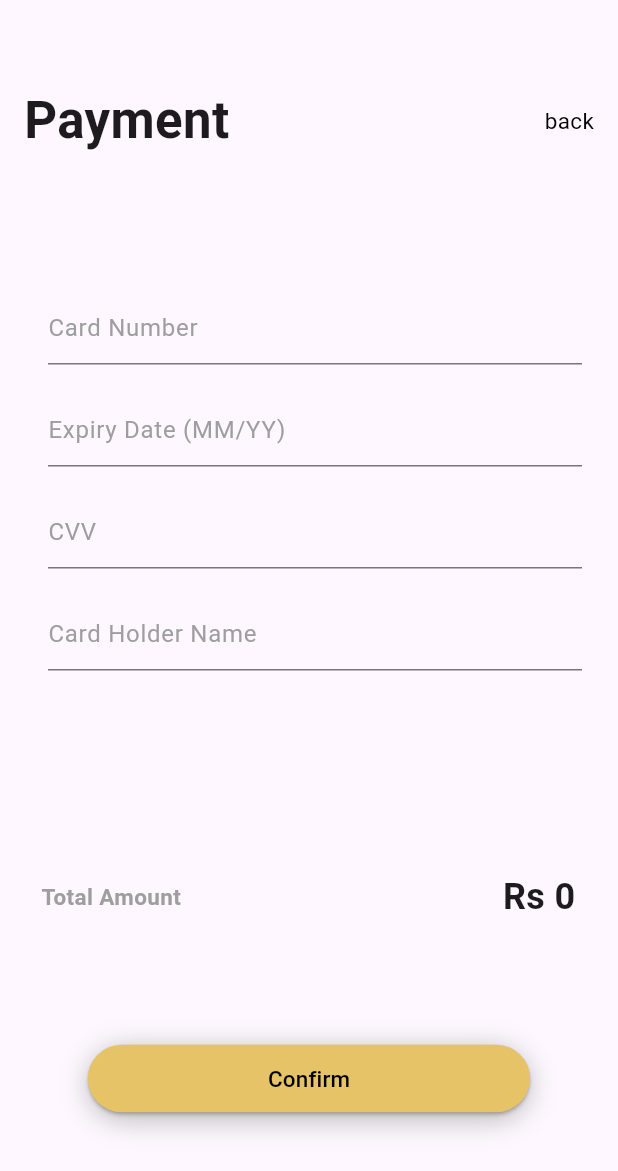
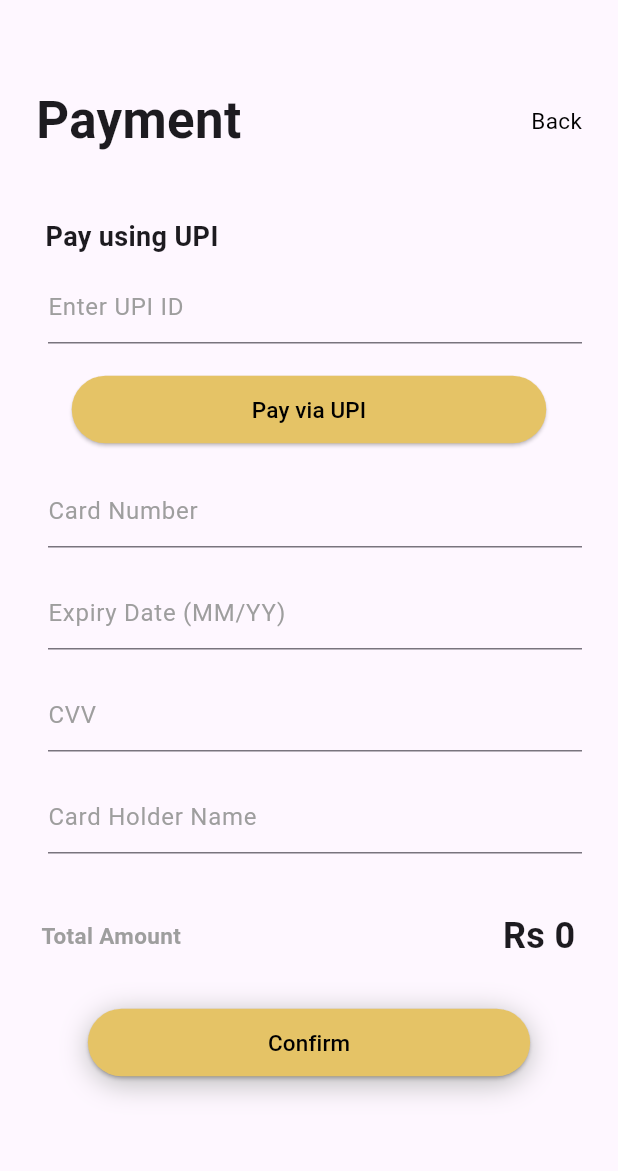
Before and after one commit to rupss14/slay, a Flutter app: the PaymentScreen screen opened directly with empty values, on a phone screen of 412 x 824 dp. Shown: the top 1171 px of the screen. Run offline on Flutter 3.47's test engine with Material 3 defaults, Android fonts, the light colour scheme and no system bars; our stand-ins replace animated_text_kit, curved_navigation_bar, flutter_card_swiper, flutter_slidable, fluttericon, image_picker.

Commit message:
init commit

```diff
--- a/lib/main.dart
+++ b/lib/main.dart
@@ -7,6 +7,7 @@ import 'package:slay/screens/register_screen.dart';
 import 'package:slay/screens/onboarding_screen.dart';
 import 'package:slay/screens/shipment_page.dart';
 import 'package:slay/screens/splash_screen.dart';
+import 'package:slay/screens/swipe_to_style.dart';
 
 void main(){
   runApp(MyApp());
@@ -23,7 +24,7 @@ class MyApp extends StatelessWidget {
       theme: ThemeData(
         primaryColor:Color(0xFF4a790),
       ),
-      home: SplashScreen(),
+      home:HomePage(),
     );
   }
 }
--- a/lib/screens/payment_page.dart
+++ b/lib/screens/payment_page.dart
@@ -15,12 +15,14 @@ class _PaymentScreenState extends State<PaymentScreen> {
   String expiryDate = '';
   String cvv = '';
   String cardHolderName = '';
+  String upiId = ''; // State for UPI ID
 
   @override
   Widget build(BuildContext context) {
     return Scaffold(
+      resizeToAvoidBottomInset: true, // Ensures keyboard does not overlap content
       body: SafeArea(
-        child: Padding(
+        child: SingleChildScrollView( // Wrap the entire content in a SingleChildScrollView
           padding: const EdgeInsets.all(16.0),
           child: Column(
             crossAxisAlignment: CrossAxisAlignment.start,
@@ -29,38 +31,40 @@ class _PaymentScreenState extends State<PaymentScreen> {
               Row(
                 mainAxisAlignment: MainAxisAlignment.spaceBetween,
                 children: [
-                  Text(
+                  Padding(
+                    padding: const EdgeInsets.only(left: 8.0),
+                    child: Text(
                       "Payment",
                       style: TextStyle(
                         fontSize: 34,
                         fontWeight: FontWeight.bold,
                       ),
                     ),
+                  ),
                   GestureDetector(
                     onTap: () {
                       Navigator.pop(context); // Go back to the previous screen
                     },
+                    child: Padding(
+                      padding: const EdgeInsets.only(right: 8.0),
                       child: Text(
-                      "back",
+                        "Back",
                         style: TextStyle(
                           fontSize: 15,
                           color: Colors.black,
                         ),
                       ),
                     ),
+                  ),
                 ],
               ),
-              SizedBox(height: 90),
-              Expanded(
-                child: SingleChildScrollView(
-                  child: _buildPaymentForm(),
-                ),
-              ),
-
+              SizedBox(height: 40),
+              _buildPaymentForm(),
+              SizedBox(height: 30),
               _buildTotalAmount(),
-              SizedBox(height: 80),
+              SizedBox(height: 30),
               Padding(
-                padding: const EdgeInsets.only(bottom:65.0),
+                padding: const EdgeInsets.only(bottom: 20.0),
                 child: Center(child: _buildCheckoutButton(context)),
               ),
             ],
@@ -69,7 +73,6 @@ class _PaymentScreenState extends State<PaymentScreen> {
       ),
     );
   }
-
   Widget _buildTotalAmount() {
     return Padding(
       padding: const EdgeInsets.only(top: 8.0),
@@ -101,6 +104,10 @@ class _PaymentScreenState extends State<PaymentScreen> {
       key: _formKey,
       child: Column(
         children: [
+          // UPI Payment Section at the top
+          _buildUPIPaymentSection(),
+          SizedBox(height: 20),
+
           PaymentTextField(
             labelText: 'Card Number',
             keyboardType: TextInputType.number,
@@ -164,6 +171,49 @@ class _PaymentScreenState extends State<PaymentScreen> {
     );
   }
 
+  Widget _buildUPIPaymentSection() {
+    return Column(
+      crossAxisAlignment: CrossAxisAlignment.start,
+      children: [
+        Text(
+          "   Pay using UPI",
+          style: TextStyle(fontSize: 18, fontWeight: FontWeight.bold),
+        ),
+        SizedBox(height: 10),
+        PaymentTextField(
+          labelText: 'Enter UPI ID',
+          keyboardType: TextInputType.emailAddress,
+          validator: (value) {
+            if (value == null || value.isEmpty) {
+              return 'Please enter a UPI ID';
+            }
+            return null;
+          },
+          onSaved: (value) {
+            upiId = value!;
+          },
+        ),
+        SizedBox(height: 20),
+        Center(
+          child: ElevatedButton(
+            onPressed: _processUPIPayment,
+            style: ElevatedButton.styleFrom(
+              backgroundColor: Color(0xFFE5C366),
+              padding: EdgeInsets.symmetric(horizontal: 120, vertical: 12),
+              shape: RoundedRectangleBorder(
+                borderRadius: BorderRadius.circular(30),
+              ),
+            ),
+            child: Text(
+              "Pay via UPI",
+              style: TextStyle(fontSize: 15, color: Colors.black),
+            ),
+          ),
+        ),
+      ],
+    );
+  }
+
   Widget _buildCheckoutButton(BuildContext context) {
     return Container(
       decoration: BoxDecoration(
@@ -219,6 +269,46 @@ class _PaymentScreenState extends State<PaymentScreen> {
       ),
     );
   }
+
+  void _processUPIPayment() {
+    // Validate UPI ID
+    if (upiId.isEmpty) {
+      showDialog(
+        context: context,
+        builder: (context) => AlertDialog(
+          title: Text('Invalid UPI ID'),
+          content: Text('Please enter a valid UPI ID'),
+          actions: [
+            TextButton(
+              onPressed: () {
+                Navigator.pop(context);
+              },
+              child: Text('OK'),
+            ),
+          ],
+        ),
+      );
+      return;
+    }
+
+    // Implement UPI payment logic here
+    showDialog(
+      context: context,
+      builder: (context) => AlertDialog(
+        title: Text('Payment Successful'),
+        content: Text('Thank you for your UPI payment!'),
+        actions: [
+          TextButton(
+            onPressed: () {
+              Navigator.pop(context);
+              Navigator.pop(context); // Return to previous screen after payment
+            },
+            child: Text('OK'),
+          ),
+        ],
+      ),
+    );
+  }
 }
 
 class PaymentTextField extends StatelessWidget {
--- a/pubspec.yaml
+++ b/pubspec.yaml
@@ -41,6 +41,8 @@ dependencies:
   fluttericon: ^2.0.0
   flutter_slidable: ^3.1.1
   curved_navigation_bar: ^1.0.6
+  palette_generator: ^0.3.3+4
+  flutter_card_swiper: ^7.0.1
 
 dev_dependencies:
   flutter_test:
@@ -67,12 +69,14 @@ flutter:
   # To add assets to your application, add an assets section, like this:
   assets:
      - assets/images/
+     - assets/images/logo_image/
      - assets/images/splash_screen_images/
      - assets/images/on_boarding_images/
      - assets/images/icons/
      - assets/images/login_page_images/
      - assets/images/home_screen_images/
      - assets/images/chatbot_images/
+     - assets/images/swipe_to_style_images/
      - assets/images/my_bag_images/
 
 
```
Also changed, not shown: lib/screens/home_screen.dart (+67 -24 lines), lib/screens/my_bag_screen.dart (+16 -44 lines), lib/screens/product_page.dart (added, +42 -0 lines), lib/screens/shipment_page.dart (+9 -3 lines), lib/screens/swipe_to_style.dart (added, +269 -0 lines), assets/images/logo_image/slay_logo.png (added), assets/images/logo_image/slay_transparent_background_logo.png (renamed from assets/images/imgg.png), assets/images/swipe_to_style_images/c1.png (added), assets/images/swipe_to_style_images/c10.png (added), assets/images/swipe_to_style_images/c2.png (added), assets/images/swipe_to_style_images/c3.png (added), assets/images/swipe_to_style_images/c4.png (added), assets/images/swipe_to_style_images/c5.png (added), assets/images/swipe_to_style_images/c6.png (added), 4 more files. Lines whose indentation alone changed are shown as unchanged.
